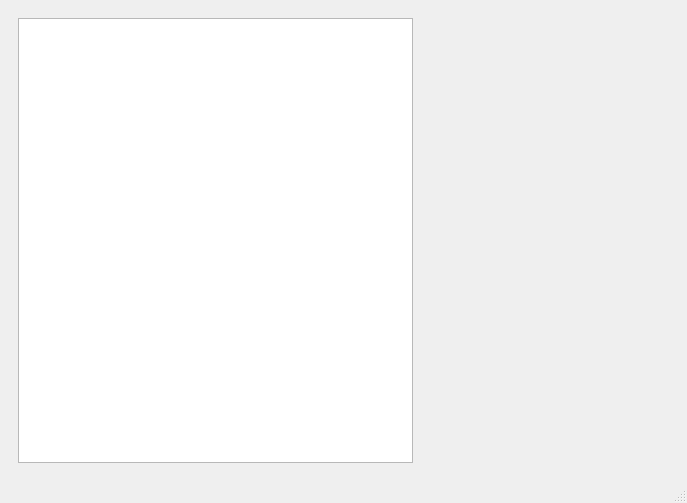
Above: forms/mainwindow.ui from juniornascimento/spaceship-control before the change. Below: the same form after it.
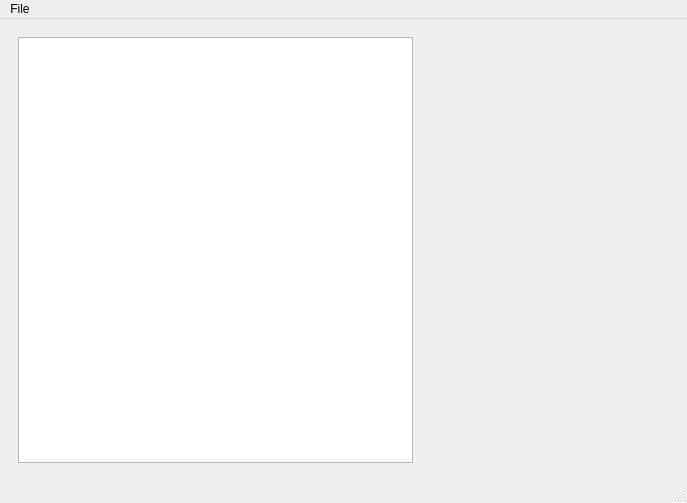
That is the form after the change.

The edit to the form file:
```diff
--- a/forms/mainwindow.ui
+++ b/forms/mainwindow.ui
@@ -79,6 +79,13 @@
      <height>30</height>
     </rect>
    </property>
+   <widget class="QMenu" name="menuFile">
+    <property name="title">
+     <string>File</string>
+    </property>
+    <addaction name="actionload_scenario"/>
+   </widget>
+   <addaction name="menuFile"/>
   </widget>
   <widget class="QStatusBar" name="statusbar"/>
  </widget>
```
Left out of the diff: 5 changed lines with no effect on the pictures.
